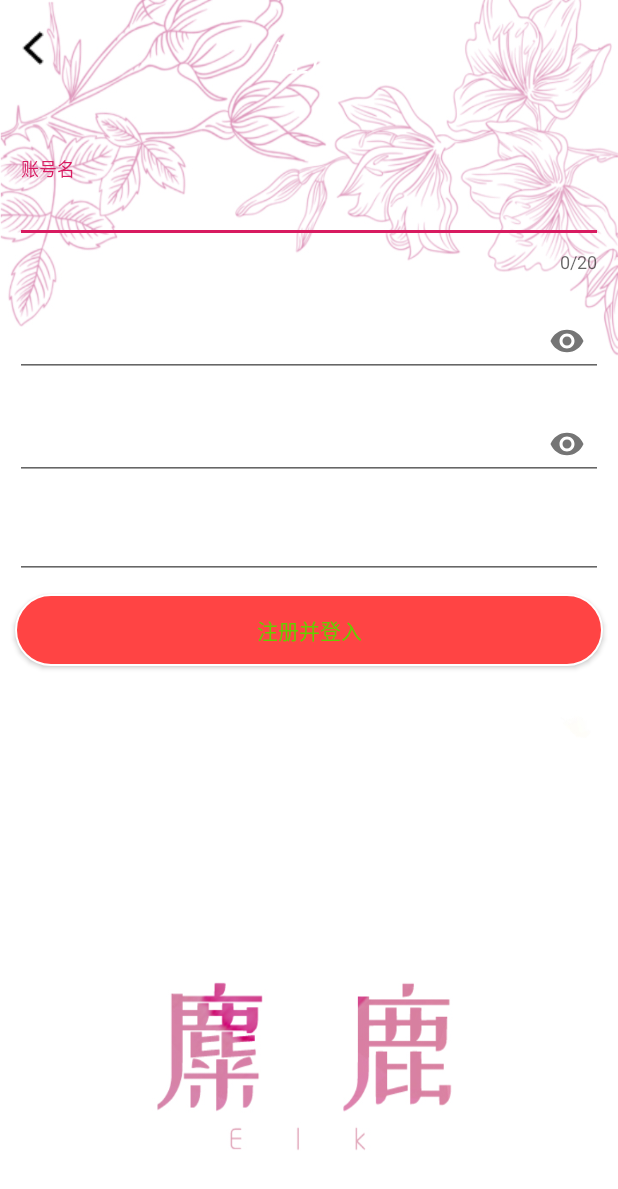
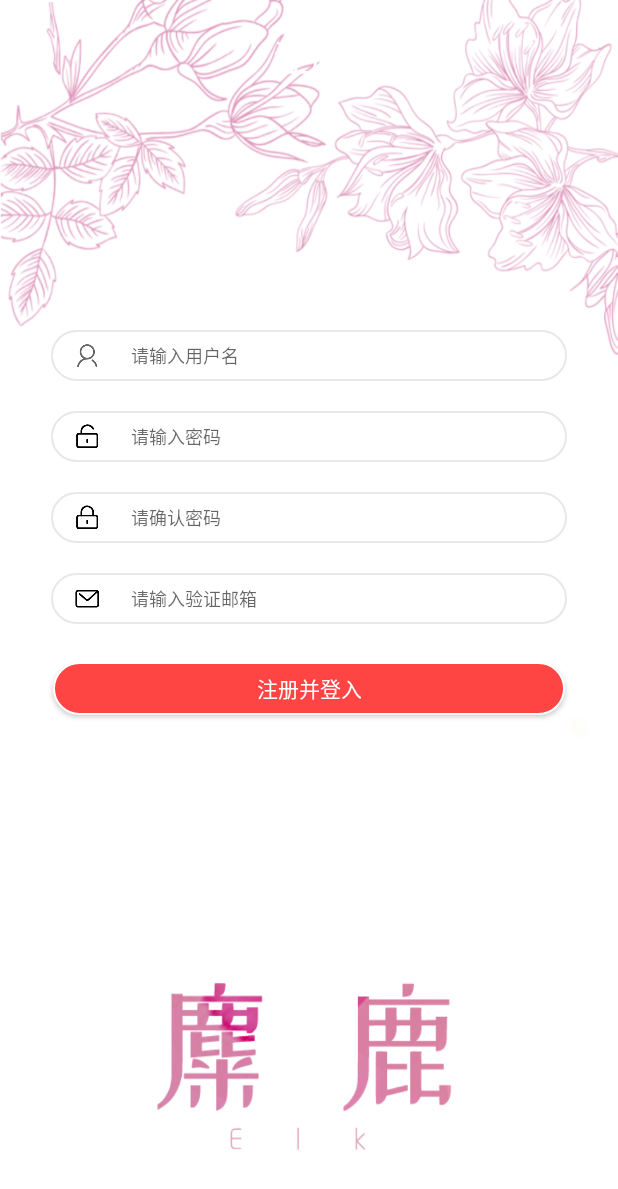
Before and after one commit to aka1i/myLBS, an Android app: the RegisterActivity screen opened directly, with no data from a screen before it, on a phone screen of 412 x 824 dp. Shown: the top 1189 px of the screen. Run offline under Robolectric (Android 15) with nearby library versions, the phone set to English and light mode, and no system bars; libraries missing offline, so code that uses them is left out: com.avos.avoscloud.

```diff
--- a/app/src/main/AndroidManifest.xml
+++ b/app/src/main/AndroidManifest.xml
@@ -21,7 +21,8 @@
         android:label="@string/app_name"
         android:roundIcon="@mipmap/tubiao"
         android:supportsRtl="true"
-        android:theme="@style/AppTheme">
+        android:theme="@style/AppTheme"
+        android:networkSecurityConfig="@xml/network_security_config">
         <activity android:name=".activity.NoteDetailActivity"></activity>
         <activity android:name=".activity.NoteListActivity" />
         <activity android:name=".activity.EditNoteActivity" />
--- a/app/src/main/java/com/example/map/SPStr.java
+++ b/app/src/main/java/com/example/map/SPStr.java
@@ -5,4 +5,7 @@ public class SPStr {
     public static final String USER_ID = "user_id";
     public static final String USER_NAME = "user_name";
     public static final String HEAD_IMG = "head_img";
+    public static final String NOTE_COUNT = "note_count";
+    public static final String STUDY_COUNT = "study_count";
+    public static final String EAT_COUNT = "eat_count";
 }
--- a/app/src/main/java/com/example/map/activity/RegisterActivity.java
+++ b/app/src/main/java/com/example/map/activity/RegisterActivity.java
@@ -17,6 +17,7 @@ import com.avos.avoscloud.AVException;
 import com.avos.avoscloud.AVUser;
 import com.avos.avoscloud.SignUpCallback;
 import com.example.map.R;
+import com.example.map.SPStr;
 
 public class RegisterActivity extends BaseActivity {
     EditText username;
@@ -24,8 +25,6 @@ public class RegisterActivity extends BaseActivity {
     EditText checkPassword;
     EditText email;
     Button regisetButton;
-    TextInputLayout passwordLayout;
-    TextInputLayout checkPasswordLayout;
     ImageView mBackImage;
     String usernameText = "";
     String phoneNumberText = "";
@@ -47,8 +46,6 @@ public class RegisterActivity extends BaseActivity {
         password = findViewById(R.id.register_password);
         checkPassword = findViewById(R.id.register_checkPassword);
         regisetButton = findViewById(R.id.register_register_button);
-        passwordLayout = findViewById(R.id.register_passwordLayout);
-        checkPasswordLayout = findViewById( R.id.register_checkPasswordLayout);
         mBackImage = findViewById(R.id.back_image);
 
         mBackImage.setOnClickListener(new View.OnClickListener(){
@@ -105,12 +102,9 @@ public class RegisterActivity extends BaseActivity {
             @Override
             public void onTextChanged(CharSequence s, int start, int before, int count) {
                 passwordText = String.valueOf(s);
-                if (passwordText.length() < 6){
-                    passwordLayout.setErrorEnabled(true);
-                    passwordLayout.setError("密码不能小于6位");
-                }
-                else
-                    passwordLayout.setErrorEnabled(false);
+                if (passwordText.length() < 6)
+                    password.setError("密码不能小于6位");
+
             }
 
             @Override
@@ -127,11 +121,8 @@ public class RegisterActivity extends BaseActivity {
             @Override
             public void onTextChanged(CharSequence s, int start, int before, int count) {
                 checkPasswordText = String.valueOf(s);
-                if (!checkPasswordText.equals(passwordText)){
-                    checkPasswordLayout.setErrorEnabled(true);
-                    checkPasswordLayout.setError("两次密码不一样");
-                }else
-                    checkPasswordLayout.setErrorEnabled(false);
+                if (!checkPasswordText.equals(passwordText))
+                    checkPassword.setError("两次密码不一样");
             }
 
             @Override
@@ -177,6 +168,11 @@ public class RegisterActivity extends BaseActivity {
                 if (e == null) {
                     editor = getSharedPreferences("user_info", MODE_PRIVATE).edit();
                     editor.putString("user_id",user.getObjectId());
+                    editor.putString("user_name",user.getUsername());
+                    editor.putInt(SPStr.NOTE_COUNT,0);
+                    editor.putInt(SPStr.EAT_COUNT,0);
+                    editor.putInt(SPStr.STUDY_COUNT,0);
+
                     editor.apply();
                     Toast.makeText(RegisterActivity.this,"注册成功",Toast.LENGTH_SHORT).show();
                     // 注册成功，把用户对象赋值给当前用户 AVUser.getCurrentUser()
--- /dev/null
+++ b/app/src/main/res/drawable/red_line_button.xml
@@ -0,0 +1,6 @@
+<?xml version="1.0" encoding="utf-8"?>
+<shape xmlns:android="http://schemas.android.com/apk/res/android">
+    <stroke android:color="@color/red2" android:width="1dp"/>
+    <solid android:color="@color/white"/>
+    <corners android:radius="5dp"/>
+</shape>
--- a/app/src/main/res/layout/activity_edit_note.xml
+++ b/app/src/main/res/layout/activity_edit_note.xml
@@ -36,8 +36,8 @@
 
 
     <ScrollView
-        android:layout_width="match_parent"
-        android:layout_height="match_parent">
+    android:layout_width="match_parent"
+    android:layout_height="wrap_content">
 
        <LinearLayout
            android:layout_width="match_parent"
--- a/app/src/main/res/layout/activity_register.xml
+++ b/app/src/main/res/layout/activity_register.xml
@@ -14,7 +14,8 @@
         android:layout_height="wrap_content"
         android:src="@drawable/back_24"
         android:layout_marginTop="20dp"
-        android:layout_marginLeft="10dp"/>
+        android:layout_marginLeft="10dp"
+        android:visibility="gone"/>
 
     <TextView
         android:id="@+id/register_title"
@@ -26,98 +27,106 @@
         android:textSize="24dp"
         android:layout_marginTop="20dp"/>
 
-    <android.support.design.widget.TextInputLayout
-        android:id="@+id/register_usernameLayout"
+    <EditText
+        android:id="@+id/register_username"
         android:layout_width="match_parent"
-        android:layout_height="wrap_content"
-        app:counterEnabled="true"
-        android:layout_marginTop="50dp"
-        android:layout_marginLeft="10dp"
-        android:layout_marginRight="10dp"
-        android:layout_below="@+id/register_title"
-        android:textColor="@color/white"
-        android:textColorHint="@color/white"
-        app:counterMaxLength="20">
-        <android.support.design.widget.TextInputEditText
-            android:id="@+id/register_username"
-            android:layout_width="match_parent"
-            android:layout_height="wrap_content"
-            android:inputType="text"
-            android:hint="账号名"/>
-    </android.support.design.widget.TextInputLayout>
+        android:layout_height="34dp"
+        android:layout_marginStart="34dp"
+        android:layout_marginLeft="34dp"
+        android:layout_marginTop="220dp"
+        android:layout_marginEnd="34dp"
+        android:layout_marginRight="34dp"
+        android:background="@drawable/edittext_gray_line_2"
+        android:drawableStart="@drawable/person"
+        android:drawableLeft="@drawable/person"
+        android:drawablePadding="20dp"
+        android:hint="请输入用户名"
+        android:maxLength="20"
+        android:paddingStart="15dp"
+        android:paddingLeft="15dp"
+        android:paddingEnd="15dp"
+        android:paddingRight="15dp"
+        android:textSize="12sp" />
+
+    <EditText
+        android:id="@+id/register_password"
+        android:layout_width="match_parent"
+        android:layout_height="34dp"
+        android:layout_below="@+id/register_username"
+        android:layout_marginStart="34dp"
+        android:layout_marginLeft="34dp"
+        android:layout_marginTop="20dp"
+        android:layout_marginEnd="34dp"
+        android:layout_marginRight="34dp"
+        android:background="@drawable/edittext_gray_line_2"
+        android:drawableStart="@drawable/unlock"
+        android:drawableLeft="@drawable/unlock"
+        android:drawablePadding="20dp"
+        android:hint="请输入密码"
+        android:maxLength="11"
+        android:inputType="textPassword"
+        android:paddingStart="15dp"
+        android:paddingLeft="15dp"
+        android:paddingEnd="15dp"
+        android:paddingRight="15dp"
+        android:textSize="12sp" />
 
 
-    <android.support.design.widget.TextInputLayout
-        android:id="@+id/register_passwordLayout"
+    <EditText
+        android:id="@+id/register_checkPassword"
         android:layout_width="match_parent"
-        android:layout_height="wrap_content"
-        android:layout_marginTop="10dp"
-        android:layout_marginLeft="10dp"
-        android:layout_marginRight="10dp"
-        android:layout_below="@+id/register_usernameLayout"
-        android:textColor="@color/white"
-        android:textColorHint="@color/white"
-        app:passwordToggleEnabled="true">
+        android:layout_height="34dp"
+        android:layout_below="@+id/register_password"
+        android:layout_marginStart="34dp"
+        android:layout_marginLeft="34dp"
+        android:layout_marginTop="20dp"
+        android:layout_marginEnd="34dp"
+        android:layout_marginRight="34dp"
+        android:background="@drawable/edittext_gray_line_2"
+        android:drawableStart="@drawable/lock"
+        android:drawableLeft="@drawable/lock"
+        android:drawablePadding="20dp"
+        android:hint="请确认密码"
+        android:maxLength="11"
+        android:inputType="textPassword"
+        android:paddingStart="15dp"
+        android:paddingLeft="15dp"
+        android:paddingEnd="15dp"
+        android:paddingRight="15dp"
+        android:textSize="12sp" />
 
-        <android.support.design.widget.TextInputEditText
-            android:id="@+id/register_password"
-            android:layout_width="match_parent"
-            android:layout_height="wrap_content"
-            android:inputType="textPassword"
-            android:hint="密码" />
-    </android.support.design.widget.TextInputLayout>
-
-
-    <android.support.design.widget.TextInputLayout
-        android:id="@+id/register_checkPasswordLayout"
+    <EditText
+        android:id="@+id/register_email"
         android:layout_width="match_parent"
-        android:layout_height="wrap_content"
-        android:layout_marginTop="10dp"
-        android:layout_marginLeft="10dp"
-        android:layout_marginRight="10dp"
-        android:layout_below="@+id/register_passwordLayout"
-        android:textColor="@color/white"
-        android:textColorHint="@color/white"
-        app:passwordToggleEnabled="true">
-
-        <android.support.design.widget.TextInputEditText
-            android:id="@+id/register_checkPassword"
-            android:layout_width="match_parent"
-            android:layout_height="wrap_content"
-            app:passwordToggleEnabled="true"
-            android:inputType="textPassword"
-            android:hint="确认密码"/>
-    </android.support.design.widget.TextInputLayout>
-
-    <android.support.design.widget.TextInputLayout
-        android:id="@+id/register_emailLayout"
-        android:layout_width="match_parent"
-        android:layout_height="wrap_content"
-        android:layout_marginTop="10dp"
-        android:layout_marginLeft="10dp"
-        android:layout_marginRight="10dp"
-        android:layout_below="@+id/register_checkPasswordLayout"
-        android:textColor="@color/white"
-        android:textColorHint="@color/white"
-        >
-        <android.support.design.widget.TextInputEditText
-            android:id="@+id/register_email"
-            android:layout_width="match_parent"
-            android:layout_height="wrap_content"
-            android:inputType="textWebEmailAddress"
-            android:hint="验证邮箱"/>
-    </android.support.design.widget.TextInputLayout>
+        android:layout_height="34dp"
+        android:layout_below="@+id/register_checkPassword"
+        android:layout_marginStart="34dp"
+        android:layout_marginLeft="34dp"
+        android:layout_marginTop="20dp"
+        android:layout_marginEnd="34dp"
+        android:layout_marginRight="34dp"
+        android:background="@drawable/edittext_gray_line_2"
+        android:drawableStart="@drawable/mail"
+        android:drawableLeft="@drawable/mail"
+        android:drawablePadding="20dp"
+        android:hint="请输入验证邮箱"
+        android:paddingStart="15dp"
+        android:paddingLeft="15dp"
+        android:paddingEnd="15dp"
+        android:paddingRight="15dp"
+        android:textSize="12sp" />
 
     <Button
         android:id="@+id/register_register_button"
         android:layout_width="match_parent"
-        android:layout_height="wrap_content"
-        android:layout_below="@+id/register_emailLayout"
-        android:layout_marginTop="10dp"
-        android:layout_marginLeft="10dp"
-        android:layout_marginRight="10dp"
+        android:layout_height="35dp"
+        android:layout_below="@+id/register_email"
+        android:layout_marginTop="25dp"
+        android:layout_marginLeft="35dp"
+        android:layout_marginRight="35dp"
+        android:layout_centerHorizontal="true"
         android:text="注册并登入"
-        android:textColor="@color/green"
+        android:textColor="@color/white"
         android:background="@drawable/red_corner_button"/>
 
 </RelativeLayout>
--- /dev/null
+++ b/app/src/main/res/xml/network_security_config.xml
@@ -0,0 +1,4 @@
+<?xml version="1.0" encoding="utf-8"?>
+<network-security-config>
+    <base-config cleartextTrafficPermitted="true" />
+</network-security-config>
```
Also changed, not shown: app/src/main/java/com/example/map/activity/EditNoteActivity.java (+4 -3 lines), app/src/main/java/com/example/map/activity/LoginActivity.java (+5 -2 lines), app/src/main/java/com/example/map/activity/MainActivity.java (+18 -2 lines), app/src/main/java/com/example/map/bean/NoteLab.java (+22 -0 lines), app/src/main/res/layout/activity_forgot_password.xml (+28 -14 lines), app/src/main/res/layout/activity_login.xml (+20 -21 lines), app/src/main/res/layout/item_note.xml (+9 -0 lines), app/src/main/res/layout/layout_me_pop.xml (+28 -2 lines), app/src/main/res/drawable-xxhdpi/mail.png (added), app/src/main/res/drawable-xxhdpi/unlock.png (added).
